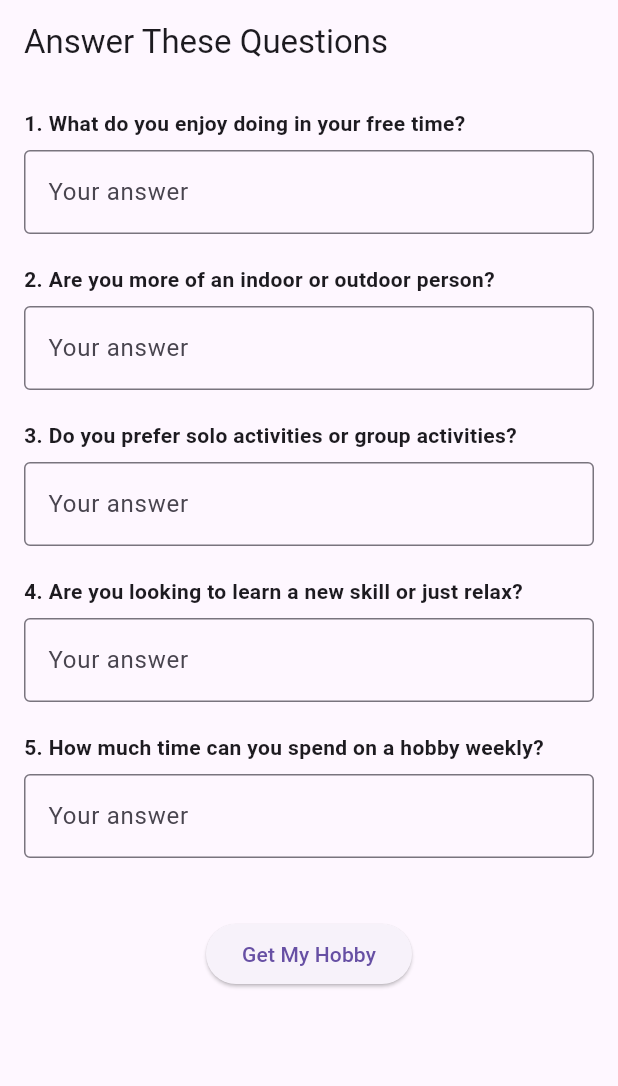
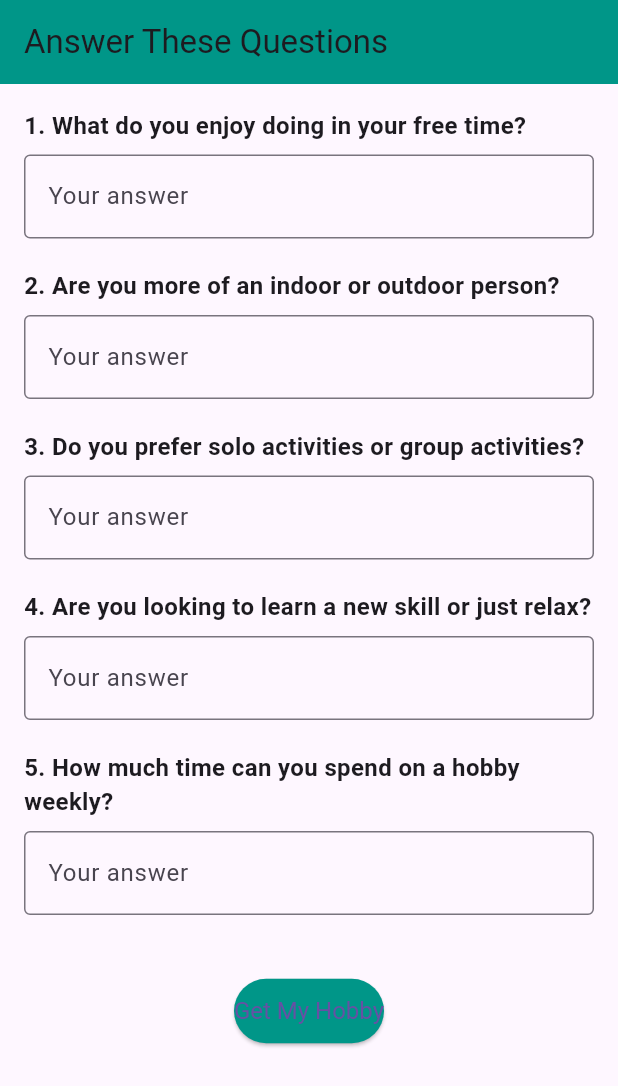
Before and after one commit to RohanXD/hobbyfinder, a Flutter app: the screen it shows after launch, on a phone screen of 412 x 824 dp. Shown: the top 1086 px of the screen. Run offline on Flutter 3.47's test engine with Material 3 defaults, Android fonts, the light colour scheme and no system bars; our stand-ins replace firebase_core, google_generative_ai; accounts and stored records are empty.

Commit message:
changes:  - Basic UI changes in question_screen.dart and result_screen.dart  - DropDown box is added to the result_screen.dart

```diff
--- a/lib/screens/question_screen.dart
+++ b/lib/screens/question_screen.dart
@@ -65,10 +65,16 @@ class _QuestionScreenState extends State<QuestionScreen> {
   @override
   Widget build(BuildContext context) {
     return Scaffold(
-      appBar: AppBar(title: const Text("Answer These Questions")),
-      body: Padding(
+      appBar: AppBar(
+        title: const Text("Answer These Questions"),
+        backgroundColor: Colors.teal,
+      ),
+      body: SingleChildScrollView( // Make the screen scrollable
         padding: const EdgeInsets.all(16),
-        child: ListView.builder(
+        child: Column(
+          children: [
+            ListView.builder(
+              shrinkWrap: true,
               itemCount: questions.length + 1,
               itemBuilder: (context, index) {
                 if (index == questions.length) {
@@ -77,8 +83,13 @@ class _QuestionScreenState extends State<QuestionScreen> {
                       const SizedBox(height: 20),
                       ElevatedButton(
                         onPressed: isLoading ? null : _generateHobbies,
+                        style: ElevatedButton.styleFrom(
+                          backgroundColor: Colors.teal,
+                          padding: const EdgeInsets.symmetric(vertical: 12),
+                          textStyle: const TextStyle(fontSize: 16),
+                        ),
                         child: isLoading
-                        ? const CircularProgressIndicator()
+                            ? const CircularProgressIndicator(color: Colors.white)
                             : const Text("Get My Hobby"),
                       ),
                     ],
@@ -90,7 +101,7 @@ class _QuestionScreenState extends State<QuestionScreen> {
                   children: [
                     Text(
                       questions[index],
-                  style: const TextStyle(fontWeight: FontWeight.bold),
+                      style: const TextStyle(fontSize: 16, fontWeight: FontWeight.bold),
                     ),
                     const SizedBox(height: 8),
                     TextField(
@@ -105,6 +116,8 @@ class _QuestionScreenState extends State<QuestionScreen> {
                 );
               },
             ),
+          ],
+        ),
       ),
     );
   }
```
Also changed, not shown: lib/screens/result_screen.dart (+62 -3 lines). Lines whose indentation alone changed are shown as unchanged.
